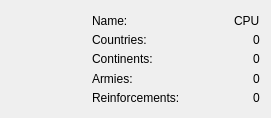
Qt form gui/playerinfowidget.ui (TaimoorRana/Risk) before a commit.
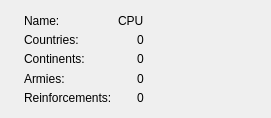
The same form after that commit.

The edit to the form file:
```diff
--- a/gui/playerinfowidget.ui
+++ b/gui/playerinfowidget.ui
@@ -17,7 +17,11 @@
    <item>
     <layout class="QHBoxLayout" name="horizontalLayout_4">
      <item>
-      <widget class="QWidget" name="widget" native="true"/>
+      <widget class="QLabel" name="colorLabel">
+       <property name="text">
+        <string/>
+       </property>
+      </widget>
      </item>
      <item>
       <layout class="QVBoxLayout" name="verticalLayoutAttribute">
@@ -111,6 +115,19 @@
        </item>
       </layout>
      </item>
+     <item>
+      <spacer name="horizontalSpacer">
+       <property name="orientation">
+        <enum>Qt::Horizontal</enum>
+       </property>
+       <property name="sizeHint" stdset="0">
+        <size>
+         <width>40</width>
+         <height>20</height>
+        </size>
+       </property>
+      </spacer>
+     </item>
     </layout>
    </item>
   </layout>
```
